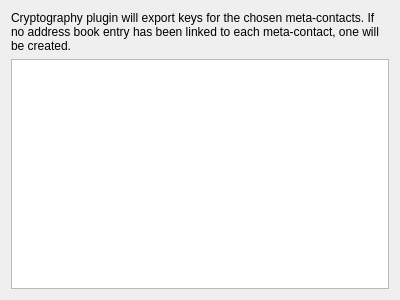
Old version of the form plugins/cryptography/exportkeysbase.ui in the repository KDE/kopete.
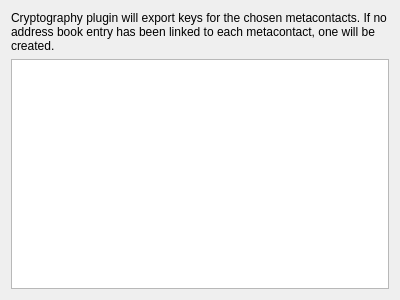
New version of the form. Custom widgets are drawn as their Qt base class.

Commit message: change word "meta-contact" to "metacontact" (like in Kopete)

Patch:
```diff
--- a/plugins/cryptography/exportkeysbase.ui
+++ b/plugins/cryptography/exportkeysbase.ui
@@ -14,7 +14,7 @@
    <item>
     <widget class="QLabel" name="label" >
      <property name="text" >
-      <string>Cryptography plugin will export keys for the chosen meta-contacts. If no address book entry has been linked to each meta-contact, one will be created.</string>
+      <string>Cryptography plugin will export keys for the chosen metacontacts. If no address book entry has been linked to each metacontact, one will be created.</string>
      </property>
      <property name="wordWrap" >
       <bool>true</bool>
```
The commit also changes 1 other file.
